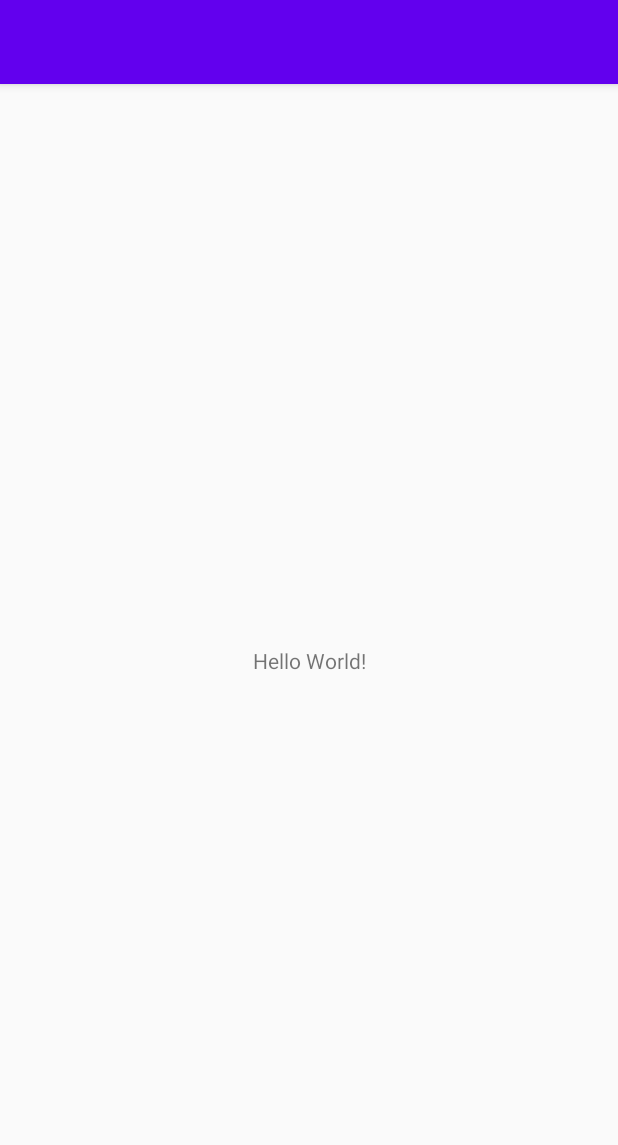
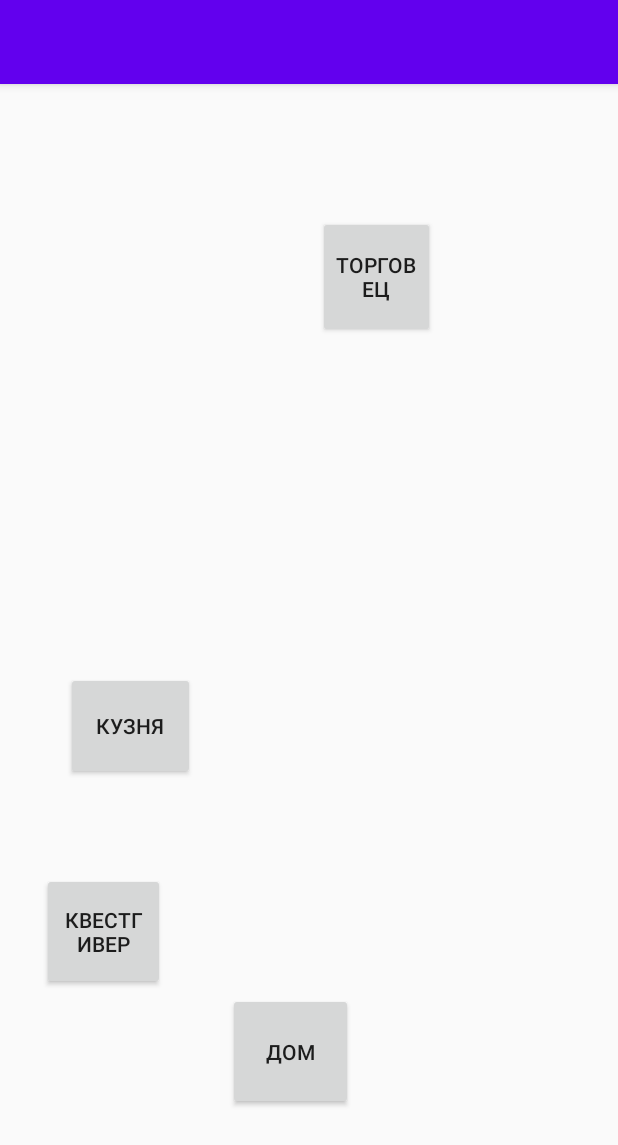
Before and after one commit to SadHarlequin/Dangerogeon, an Android app: the screen it shows after launch (MainActivity), on a phone screen of 412 x 824 dp. Shown: the top 1145 px of the screen. Run offline under Robolectric (Android 15) with nearby library versions, the phone set to English and light mode, and no system bars.

Commit message:
hub creation
создал хаб, не могу открыть  html прмо в андроиде
поэтому не могу закрепить только для горизонтального расположения

```diff
--- a/app/src/main/java/com/example/project/MainActivity.java
+++ b/app/src/main/java/com/example/project/MainActivity.java
@@ -293,4 +293,5 @@ public class MainActivity extends AppCompatActivity {
         bpants.part_of_set(3);
 
     }//Перечень Брони
+    //ппкп
 }
--- a/app/src/main/res/layout/activity_main.xml
+++ b/app/src/main/res/layout/activity_main.xml
@@ -6,13 +6,43 @@
     android:layout_height="match_parent"
     tools:context=".MainActivity">
 
-    <TextView
-        android:layout_width="wrap_content"
-        android:layout_height="wrap_content"
-        android:text="Hello World!"
+    <Button
+        android:id="@+id/button2"
+        android:layout_width="86dp"
+        android:layout_height="72dp"
+        android:layout_marginStart="44dp"
+        android:layout_marginBottom="304dp"
+        android:text="Кузня"
         app:layout_constraintBottom_toBottomOf="parent"
-        app:layout_constraintLeft_toLeftOf="parent"
-        app:layout_constraintRight_toRightOf="parent"
+        app:layout_constraintStart_toStartOf="parent" />
+
+    <Button
+        android:id="@+id/button3"
+        android:layout_width="83dp"
+        android:layout_height="78dp"
+        android:layout_marginStart="152dp"
+        android:layout_marginBottom="84dp"
+        android:text="дом"
+        app:layout_constraintBottom_toBottomOf="parent"
+        app:layout_constraintStart_toStartOf="parent" />
+
+    <Button
+        android:id="@+id/button4"
+        android:layout_width="82dp"
+        android:layout_height="78dp"
+        android:layout_marginStart="28dp"
+        android:layout_marginBottom="164dp"
+        android:text="квестгивер"
+        app:layout_constraintBottom_toBottomOf="parent"
+        app:layout_constraintStart_toStartOf="parent" />
+
+    <Button
+        android:id="@+id/button5"
+        android:layout_width="78dp"
+        android:layout_height="81dp"
+        android:layout_marginStart="212dp"
+        android:layout_marginTop="88dp"
+        android:text="торговец"
+        app:layout_constraintStart_toStartOf="parent"
         app:layout_constraintTop_toTopOf="parent" />
-
 </androidx.constraintlayout.widget.ConstraintLayout>
```
Also changed, not shown: 2 other files.
